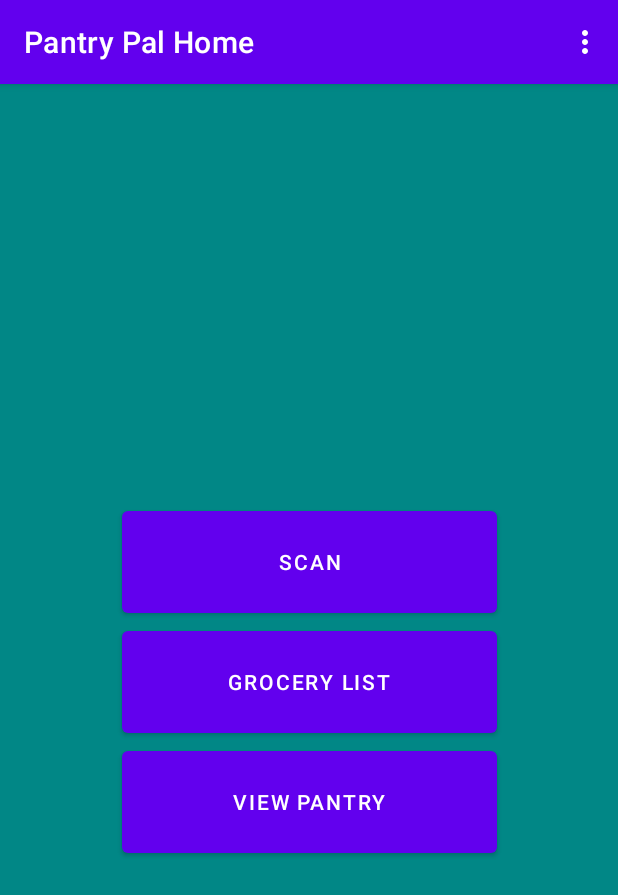
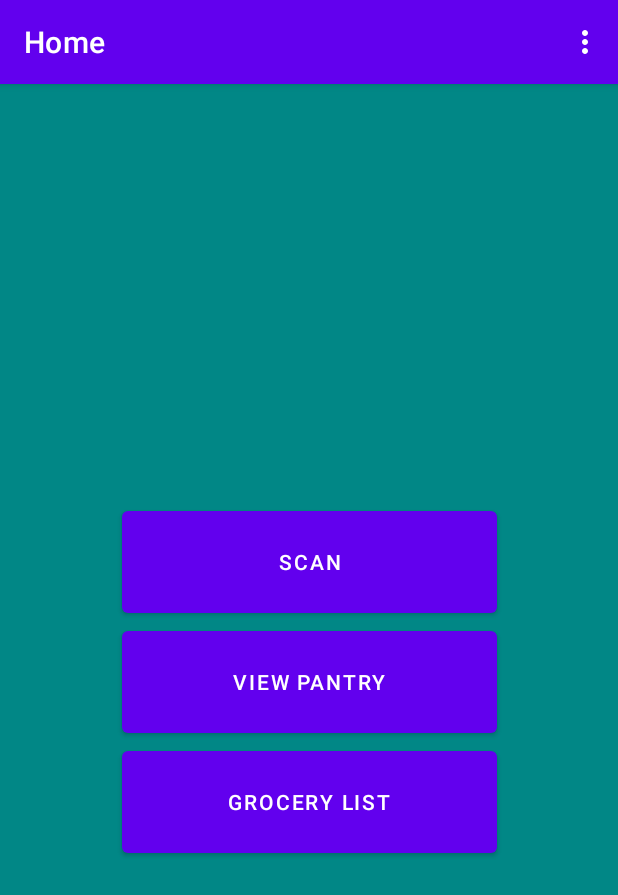
Before and after one commit to Brandon-Swanwick/PantryPal, an Android app: the screen it shows after launch (MainActivity), on a phone screen of 412 x 824 dp. Shown: the top 895 px of the screen. Run offline under Robolectric (Android 15) with nearby library versions, the phone set to English and light mode, and no system bars; our stand-ins replace navigation-ui.

Commit message:
4/4/2022 Commit

```diff
--- a/app/src/main/java/com/example/pantrypal/FirstFragment.java
+++ b/app/src/main/java/com/example/pantrypal/FirstFragment.java
@@ -15,7 +15,6 @@ public class FirstFragment extends Fragment {
 
     private FragmentFirstBinding binding;
 
-
     @Override
     public View onCreateView(
             LayoutInflater inflater, ViewGroup container,
@@ -23,28 +22,19 @@ public class FirstFragment extends Fragment {
 
         binding = FragmentFirstBinding.inflate(inflater, container, false);
         return binding.getRoot();
-
     }
-
 
     public void onViewCreated(@NonNull View view, Bundle savedInstanceState) {
         super.onViewCreated(view, savedInstanceState);
 
-        binding.buttonFirst.setOnClickListener(new View.OnClickListener() {
-            @Override
-            public void onClick(View view) {
-                NavHostFragment.findNavController(FirstFragment.this)
-                        .navigate(R.id.action_FirstFragment_to_SecondFragment);
-            }
-        });
+        binding.buttonFirst.setOnClickListener(view1 -> NavHostFragment.findNavController(FirstFragment.this)
+                .navigate(R.id.action_FirstFragment_to_SecondFragment));
 
-        binding.buttonSecond.setOnClickListener(new View.OnClickListener() {
-            @Override
-            public void onClick(View view) {
-                NavHostFragment.findNavController(FirstFragment.this)
-                        .navigate(R.id.action_FirstFragment_to_ThirdFragment);
-            }
-        });
+        binding.buttonSecond.setOnClickListener(view12 -> NavHostFragment.findNavController(FirstFragment.this)
+                .navigate(R.id.action_FirstFragment_to_ThirdFragment));
+
+        binding.buttonThird.setOnClickListener(view13 -> NavHostFragment.findNavController(FirstFragment.this)
+                .navigate(R.id.action_FirstFragment_to_FourthFragment));
 
     }
 
--- a/app/src/main/res/values/strings.xml
+++ b/app/src/main/res/values/strings.xml
@@ -2,18 +2,18 @@
     <string name="app_name">Pantry Pal</string>
     <string name="action_settings">Settings</string>
     <!-- Strings used for fragments for navigation -->
-    <string name="first_fragment_label">Pantry Pal Home</string>
+    <string name="first_fragment_label">Home</string>
     <string name="second_fragment_label">Scan Items</string>
-    <string name="third_fragment_label">Grocery List</string>
-    <string name="fourth_fragment_label">View Pantry</string>
+    <string name="third_fragment_label">View Pantry</string>
+    <string name="fourth_fragment_label">Grocery List</string>
     <string name="home">Home</string>
     <string name="barcode_text_box">Barcode Number</string>
-    <string name="barcode_input_hint">Please enter the barecode</string>
+    <string name="barcode_input_hint">Please enter a barcode</string>
 
 
     <string name="F1_first_button_text">Scan</string>
-    <string name="F1_second_button_text">Grocery List</string>
-    <string name="F1_third_button_text">View Pantry</string>
+    <string name="F1_second_button_text">View Pantry</string>
+    <string name="F1_third_button_text">Grocery List</string>
     <string name="Barcode_image_text">Barcode Image</string>
     <string name="test_button_text">Submit</string>
     <string name="submit_button">Submit Entry</string>
```
Also changed, not shown: app/src/main/java/com/example/pantrypal/ThirdFragment.java (+3 -4 lines).
